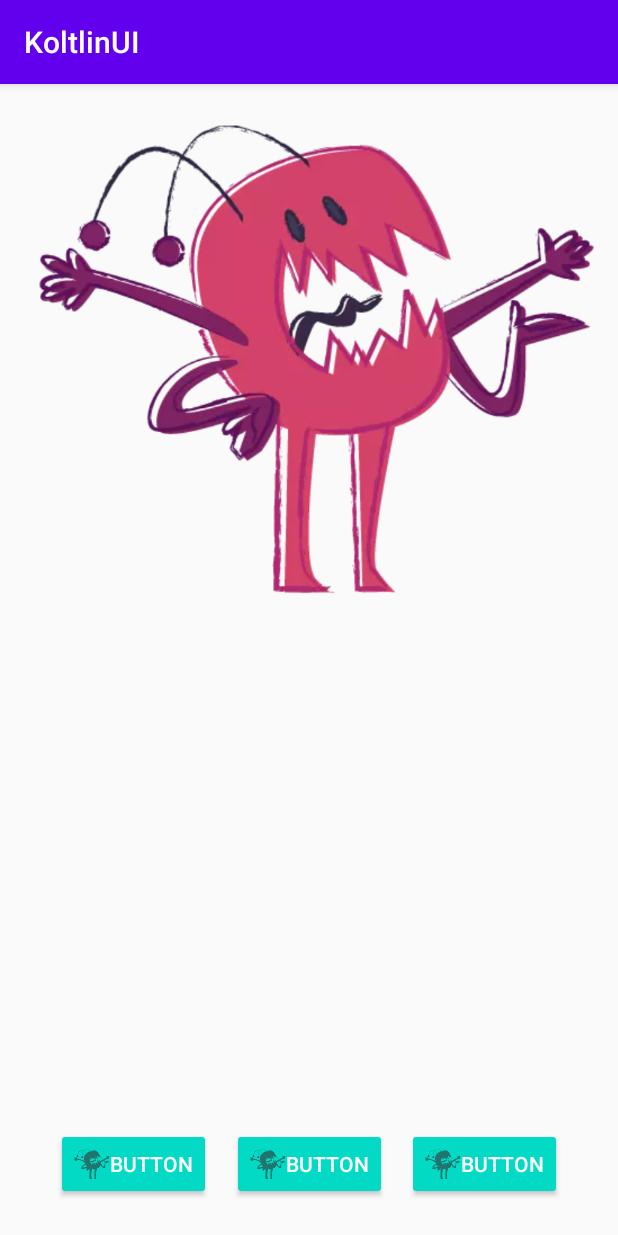
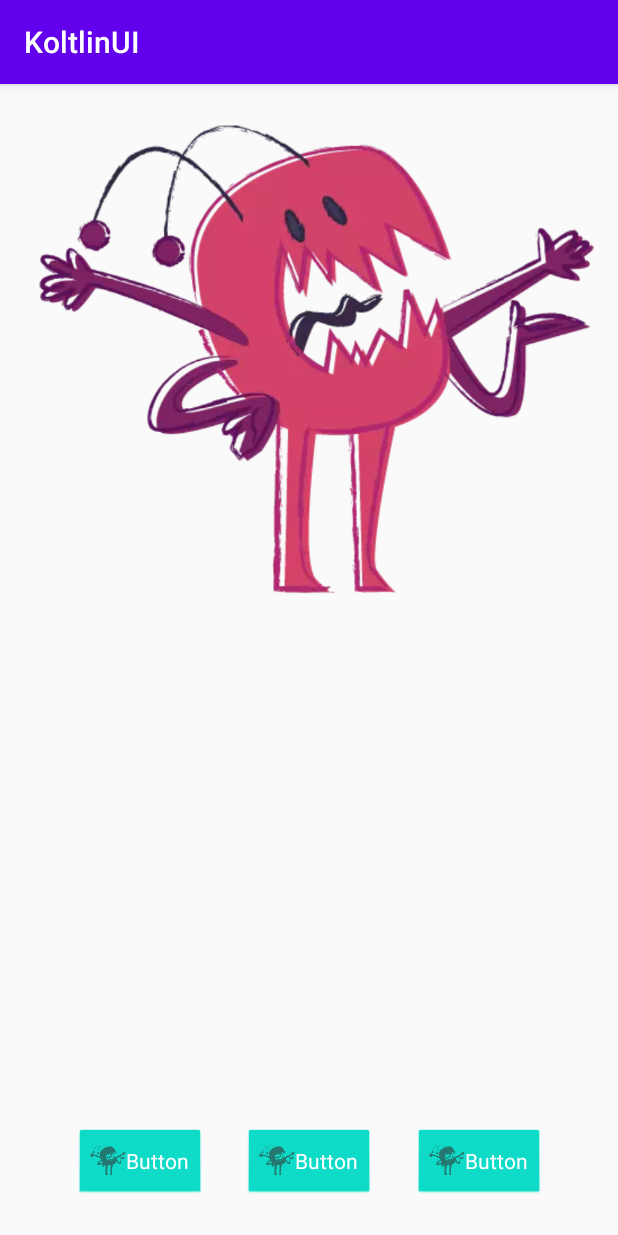
Before and after one commit to MithuBitz/Kotlin_Lesson, an Android app: the screen it shows after launch (MainActivity), on a phone screen of 412 x 824 dp. Run offline under Robolectric (Android 15) with nearby library versions, the phone set to English and light mode, and no system bars.

Commit message:
styles.xml change to add style on the button ---- add one button style an implement it to all button

```diff
--- a/app/src/main/res/layout/content_main.xml
+++ b/app/src/main/res/layout/content_main.xml
@@ -32,8 +32,7 @@
         app:layout_constraintBottom_toBottomOf="parent"
         app:layout_constraintEnd_toStartOf="@+id/button2"
         app:layout_constraintHorizontal_bias="0.5"
-        app:layout_constraintStart_toStartOf="parent"
-        style="@style/monster_btn" />
+        app:layout_constraintStart_toStartOf="parent" />
 
     <Button
         android:id="@+id/button2"
@@ -44,8 +43,7 @@
         app:layout_constraintEnd_toStartOf="@+id/button3"
         app:layout_constraintHorizontal_bias="0.5"
         app:layout_constraintStart_toEndOf="@+id/button1"
-        android:drawableLeft="@drawable/ic_monster"
-        style="@style/monster_btn"/>
+        android:drawableLeft="@drawable/ic_monster" />
 
     <Button
         android:id="@+id/button3"
@@ -56,8 +54,6 @@
         app:layout_constraintBottom_toBottomOf="@+id/button2"
         app:layout_constraintEnd_toEndOf="parent"
         app:layout_constraintHorizontal_bias="0.5"
-        app:layout_constraintStart_toEndOf="@+id/button2"
-        android:drawableLeft="@drawable/ic_monster"
-        style="@style/monster_btn"/>
+        app:layout_constraintStart_toEndOf="@+id/button2" />
 
 </androidx.constraintlayout.widget.ConstraintLayout>
--- a/app/src/main/res/values/styles.xml
+++ b/app/src/main/res/values/styles.xml
@@ -5,6 +5,7 @@
         <item name="colorPrimary">@color/colorPrimary</item>
         <item name="colorPrimaryDark">@color/colorPrimaryDark</item>
         <item name="colorAccent">@color/colorAccent</item>
+        <item name="buttonStyle">@style/monster_btn</item>
     </style>
 
     <style name="AppTheme.NoActionBar">
@@ -16,7 +17,7 @@
 
     <style name="AppTheme.PopupOverlay" parent="ThemeOverlay.AppCompat.Light" />
 
-    <style name="monster_btn">
+    <style name="monster_btn" parent="@android:style/Widget.Button">
         <item name="android:drawableLeft">@drawable/ic_monster</item>
         <item name="android:backgroundTint">@color/colorAccent</item>
         <item name="android:textColor">@android:color/white</item>
```
